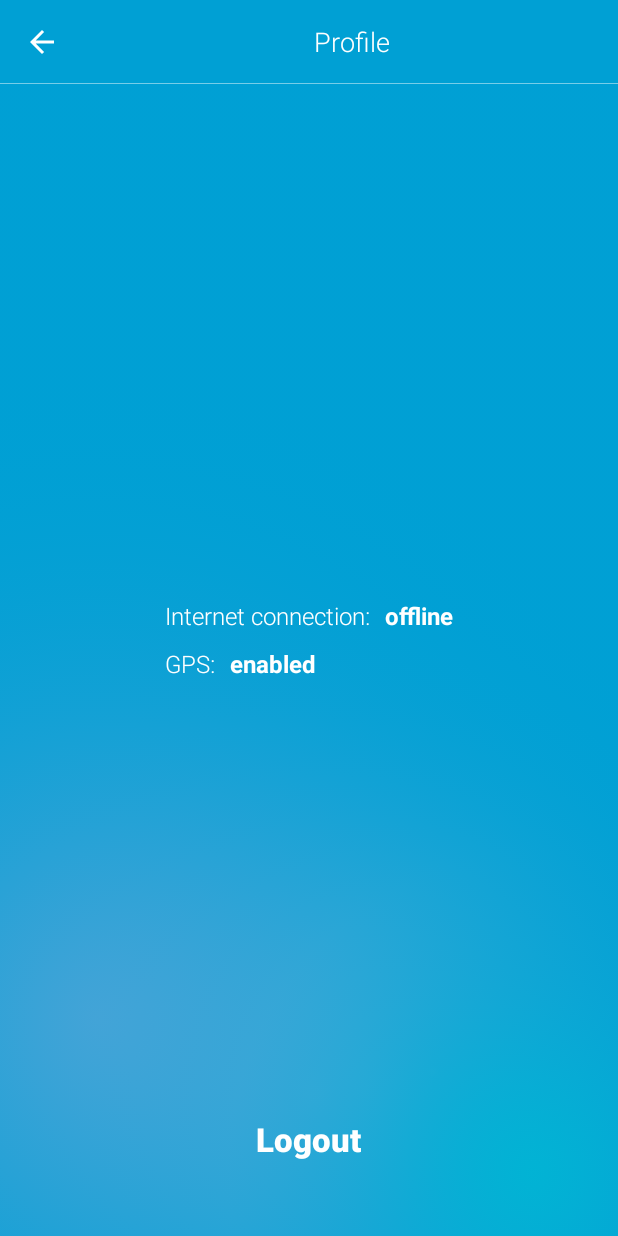
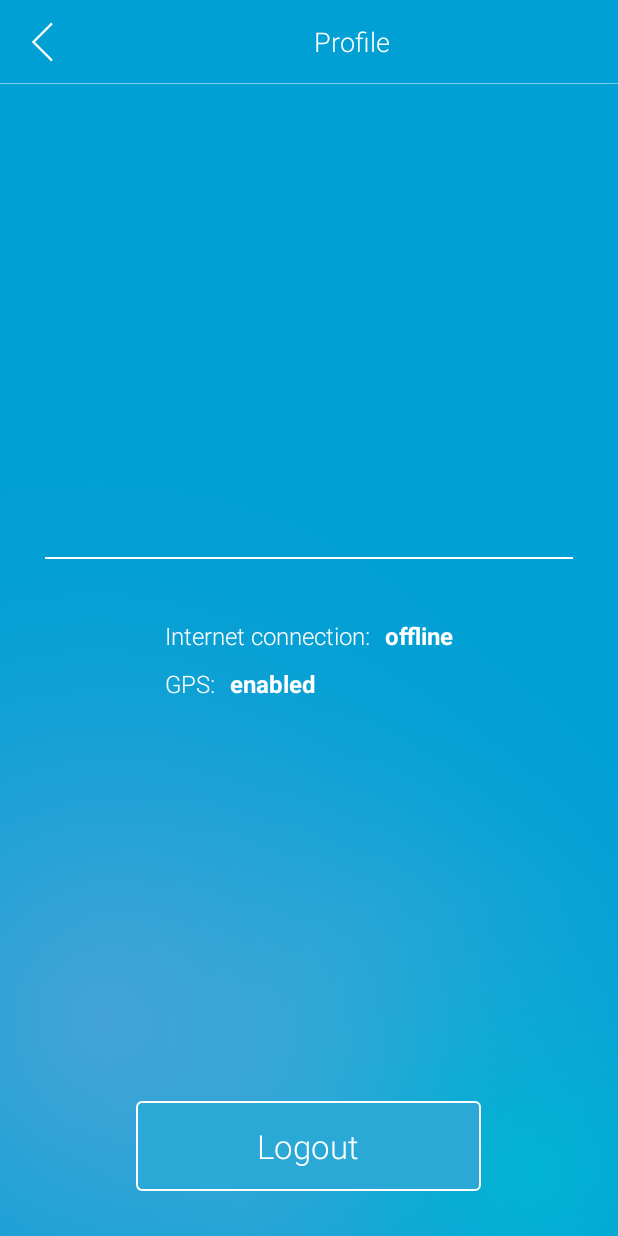
Before and after one commit to stanislav-antonov/electrobin-android, an Android app: the fragment RouteMapFragment placed in its activity, after a tap on an icon or button, on a phone screen of 412 x 824 dp. Run offline under Robolectric (Android 15) with nearby library versions, the phone set to English and light mode, and no system bars; our stand-ins replace Volley; libraries missing offline, so code that uses them is left out: com.crashlytics.android, io.fabric.sdk; network calls fail; 9 statements that could not run were skipped.

Commit message:
* design

```diff
--- a/app/src/main/java/company/electrobin/RouteMapFragment.java
+++ b/app/src/main/java/company/electrobin/RouteMapFragment.java
@@ -43,6 +43,8 @@ public class RouteMapFragment extends Fragment {
     private RelativeLayout mRlLoadRetry;
     private RelativeLayout mRlRouteBuilding;
 
+    private Button mBtnRouteInterrupt;
+
     private MapLoadBreaker mMapLoadBreaker;
     private RouteViewer mRouteViewer;
 
@@ -79,6 +81,7 @@ public class RouteMapFragment extends Fragment {
         public void onRouteBuildingStart();
         public void onRouteBuildingReady();
         public void onRoutePointClick(int id);
+        public void onRouteInterrupt();
     }
 
     /**
@@ -156,6 +159,7 @@ public class RouteMapFragment extends Fragment {
                 @Override
                 public void run() {
                     mRouteViewer.notifyRouteDisplayed();
+                    mBtnRouteInterrupt.setVisibility(View.VISIBLE);
                     mListener.onRouteBuildingReady();
                 }
             });
@@ -385,6 +389,9 @@ public class RouteMapFragment extends Fragment {
 
         ((TextView) mRlRouteBuilding.findViewById(R.id.route_building_text)).setText(mI10n.l("route_building"));
 
+        mBtnRouteInterrupt = (Button) view.findViewById(R.id.route_interrupt_button);
+        mBtnRouteInterrupt.setVisibility(View.GONE);
+
         return view;
     }
 
@@ -443,6 +450,13 @@ public class RouteMapFragment extends Fragment {
         }
 
         setActionBarTitle();
+
+        mBtnRouteInterrupt.setOnClickListener(new View.OnClickListener() {
+            @Override
+            public void onClick(View v) {
+                mListener.onRouteInterrupt();
+            }
+        });
     }
 
     /**
@@ -513,6 +527,11 @@ public class RouteMapFragment extends Fragment {
     public void onHiddenChanged(boolean hidden) {
         super.onHiddenChanged(hidden);
         if (!hidden && !isRemoving()) setActionBarTitle();
+        if (hidden) {
+            final RouteActivity routeActivity = (RouteActivity) getActivity();
+            if (routeActivity != null)
+                routeActivity.toggleBottomNotification(RouteActivity.BOTTOM_NOTIFICATION_NO_GPS, View.GONE);
+        }
     }
 
     /**
--- a/app/src/main/java/company/electrobin/location/UserLocation.java
+++ b/app/src/main/java/company/electrobin/location/UserLocation.java
@@ -63,11 +63,9 @@ public class UserLocation {
                     restartTimer();
                 }
             };
-
-            restartTimer();
         }
 
-        private synchronized void restartTimer() {
+        public synchronized void restartTimer() {
             mHandler.removeCallbacks(mRunnable);
             mHandler.postDelayed(mRunnable, TIME_INTERVAL);
         }
@@ -240,7 +238,11 @@ public class UserLocation {
                     GPS_LOCATION_UPDATES_MIN_TIME_INTERVAL, GPS_LOCATION_UPDATES_MIN_DISTANCE, mLocationListener);
             mLocationManager.requestLocationUpdates(LocationManager.GPS_PROVIDER,
                     GPS_STATUS_CHECKER_UPDATES_MIN_TIME_INTERVAL, GPS_STATUS_CHECKER_UPDATES_MIN_DISTANCE, mGpsStatusChecker);
-        } catch (IllegalArgumentException e) {
+
+            // Explicitly push
+            mGpsStatusChecker.restartTimer();
+        }
+        catch (IllegalArgumentException e) {
             Log.e(LOG_TAG, "GPS provider error: " + e.getMessage());
         }
 
--- a/app/src/main/res/layout/activity_route.xml
+++ b/app/src/main/res/layout/activity_route.xml
@@ -7,37 +7,41 @@
         android:id="@+id/fragment_container"
         android:layout_width="match_parent"
         android:layout_height="match_parent"
-        android:layout_above="@+id/bottom_notification_layout"
         />
     <LinearLayout
         android:id="@+id/bottom_notification_layout"
         android:layout_height="wrap_content"
         android:layout_width="match_parent"
-        android:layout_alignParentBottom="true"
-        android:background="#ff394445"
+        android:layout_alignParentTop="true"
         android:orientation="vertical"
         >
         <TextView
             android:id="@+id/no_internet_connection_text"
+            android:layout_marginTop="2dp"
             android:layout_height="wrap_content"
             android:layout_width="match_parent"
-            android:textSize="12sp"
+            android:textSize="16sp"
             android:textColor="#FFFFFFFF"
             android:visibility="gone"
-            android:padding="15dp"
+            android:padding="10dp"
             android:layout_gravity="center_horizontal"
             android:gravity="center"
+            android:background="#6db7e0"
+            android:fontFamily="sans-serif-light"
             />
         <TextView
             android:id="@+id/no_gps_text"
+            android:layout_marginTop="2dp"
             android:layout_height="wrap_content"
             android:layout_width="match_parent"
-            android:textSize="12sp"
+            android:textSize="16sp"
             android:textColor="#FFFFFFFF"
             android:visibility="gone"
-            android:padding="15dp"
+            android:padding="10dp"
             android:layout_gravity="center_horizontal"
             android:gravity="center"
+            android:background="#6db7e0"
+            android:fontFamily="sans-serif-light"
             />
     </LinearLayout>
     <RelativeLayout
--- a/app/src/main/res/layout/fragment_user_profile.xml
+++ b/app/src/main/res/layout/fragment_user_profile.xml
@@ -28,6 +28,12 @@
                 android:layout_gravity="center_horizontal"
                 android:gravity="center"
                 />
+            <View
+                android:layout_width="wrap_content"
+                android:layout_height="1dp"
+                android:background="#FFFFFF"
+                android:layout_marginTop="15dp"
+                />
             <LinearLayout
                 android:layout_marginTop="40dp"
                 android:layout_width="wrap_content"
@@ -56,6 +62,7 @@
                         android:textColor="#ffffff"
                         android:textStyle="bold"
                         android:layout_marginLeft="10dp"
+                        android:layout_marginStart="10dp"
                         />
                 </LinearLayout>
                 <LinearLayout
@@ -80,23 +87,27 @@
                         android:textColor="#ffffff"
                         android:textStyle="bold"
                         android:layout_marginLeft="10dp"
+                        android:layout_marginStart="10dp"
                         />
                 </LinearLayout>
             </LinearLayout>
         </LinearLayout>
         <Button
             android:id="@+id/logout_button"
-            android:layout_height="wrap_content"
-            android:layout_width="wrap_content"
             android:layout_alignParentBottom="true"
             android:layout_centerHorizontal="true"
             android:layout_marginBottom="30dp"
+
+            android:minWidth="230dp"
+            android:minHeight="55dp"
+            android:layout_height="wrap_content"
+            android:layout_width="wrap_content"
+            android:padding="15dp"
             android:textSize="22sp"
-            android:textStyle="bold"
             android:textColor="#FFFFFFFF"
             android:textAllCaps="false"
-            android:padding="20dp"
-            android:background="@android:color/transparent"
+            android:fontFamily="sans-serif-light"
+            android:background="@drawable/custom_round_button_2"
             style="?android:attr/borderlessButtonStyle"
             />
     </RelativeLayout>
--- a/app/src/main/res/values/strings.xml
+++ b/app/src/main/res/values/strings.xml
@@ -35,6 +35,9 @@
     <string name="route_start">Start route</string>
     <string name="route_date">Your route at %s</string>
     <string name="route_updated">Operator has updated the route.</string>
+
+    <string name="route_interrupt_confirm">Do you really want to interrupt the route?</string>
+
     <string name="to_route_list">To route list</string>
     <string name="next_route_point">To next route point</string>
     <string name="finish_route">Finish route</string>
@@ -60,6 +63,9 @@
     <string name="no_internet_connection">No internet connection</string>
     <string name="no_gps">No gps</string>
 
+    <string name="ok">OK</string>
+    <string name="cancel">Cancel</string>
+
     <string name="title_activity_auth">Authentication</string>
     <string name="title_activity_route">Route</string>
 
--- a/app/src/main/res/values/styles.xml
+++ b/app/src/main/res/values/styles.xml
@@ -20,5 +20,7 @@
     <style name="CustomActionBarStyle" parent="Widget.AppCompat.Light.ActionBar">
         <item name="android:background">@drawable/background_actionbar</item>
         <item name="background">@drawable/background_actionbar</item>
+        <item name="android:homeAsUpIndicator">@drawable/back_arrow</item>
+        <item name="homeAsUpIndicator">@drawable/back_arrow</item>
     </style>
 </resources>
```
Also changed, not shown: app/src/main/java/company/electrobin/RouteActivity.java (+53 -6 lines), app/src/main/res/layout/fragment_all_bins_done.xml (+14 -5 lines), app/src/main/res/layout/fragment_bin_card.xml (+8 -5 lines), app/src/main/res/layout/fragment_route_map.xml (+29 -6 lines), app/src/main/res/layout/fragment_statistics.xml (+9 -6 lines), app/src/main/res/layout/layout_custom_dialog_1.xml (renamed from app/src/main/res/layout/layout_custom_dialog.xml, +9 -5 lines), app/src/main/res/layout/layout_custom_dialog_2.xml (added, +65 -0 lines), app/src/main/res/drawable-hdpi/back_arrow.png (added), app/src/main/res/drawable-mdpi/back_arrow.png (added), app/src/main/res/drawable-xhdpi/back_arrow.png (added), app/src/main/res/drawable-xxhdpi/back_arrow.png (added), 1 other file.
